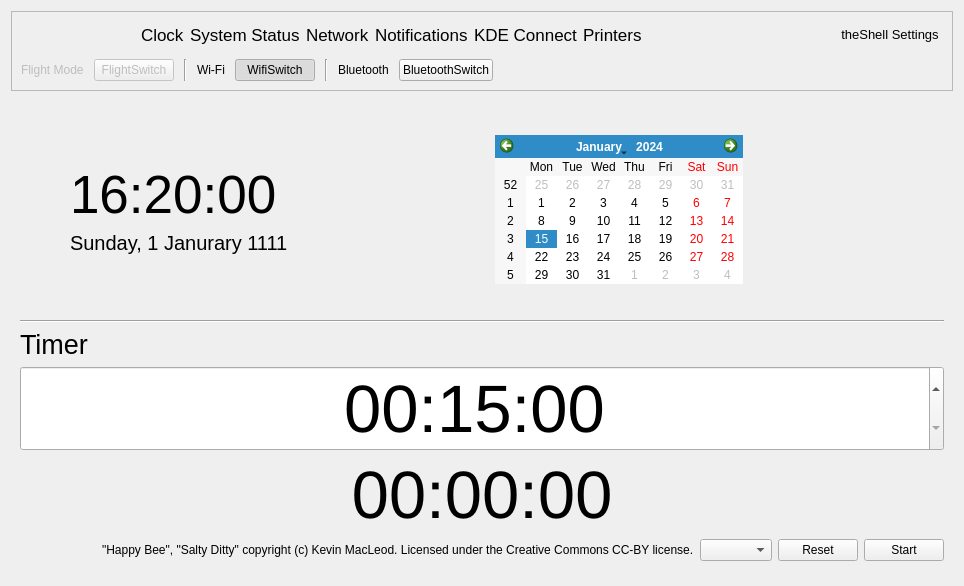
Qt form infopanedropdown.ui (vicr123/theshell) before a commit.
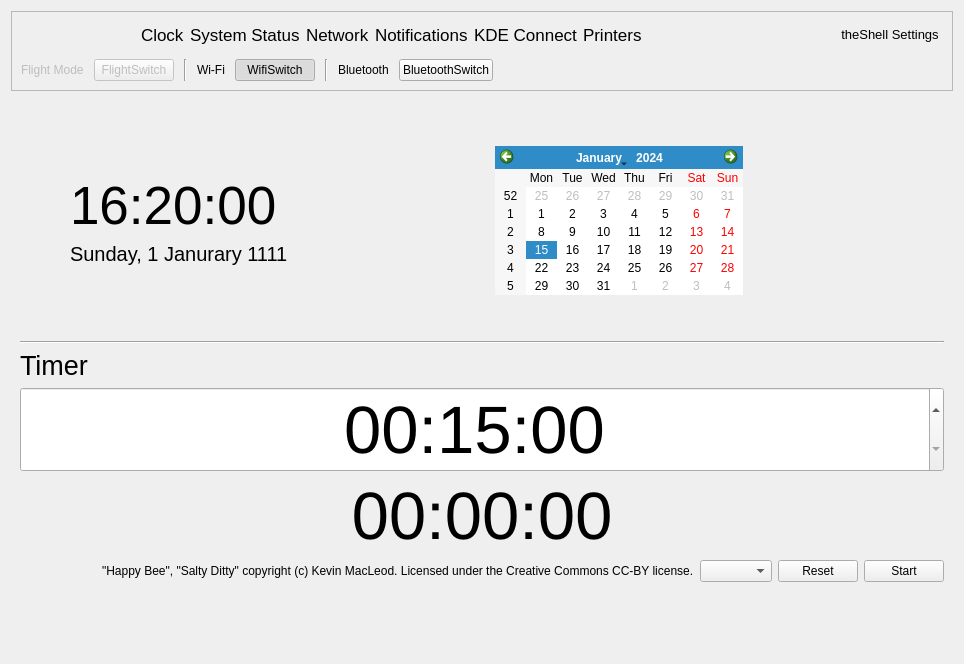
The same form after that commit. The open tabs and pages were chosen to show the change. Icons and pictures are not drawn. Custom widgets are drawn as their Qt base class.

```diff
--- a/infopanedropdown.ui
+++ b/infopanedropdown.ui
@@ -7,7 +7,7 @@
     <x>0</x>
     <y>0</y>
     <width>964</width>
-    <height>586</height>
+    <height>664</height>
    </rect>
   </property>
   <property name="windowTitle">
@@ -305,6 +305,9 @@
       <number>0</number>
      </property>
      <widget class="QWidget" name="clockFrame">
+      <property name="autoFillBackground">
+       <bool>true</bool>
+      </property>
       <layout class="QVBoxLayout" name="verticalLayout_18">
        <item>
         <layout class="QHBoxLayout" name="horizontalLayout_3">
@@ -577,7 +580,7 @@
          <property name="sizeHint" stdset="0">
           <size>
            <width>20</width>
-           <height>26</height>
+           <height>18</height>
           </size>
          </property>
         </spacer>
@@ -2525,6 +2528,12 @@
     <signal>clicked()</signal>
    </slots>
   </customwidget>
+  <customwidget>
+   <class>AnimatedStackedWidget</class>
+   <extends>QStackedWidget</extends>
+   <header>animatedstackedwidget.h</header>
+   <container>1</container>
+  </customwidget>
  </customwidgets>
  <resources>
   <include location="resources.qrc"/>
```
Left out of the diff: 28 changed lines with no effect on the pictures.
